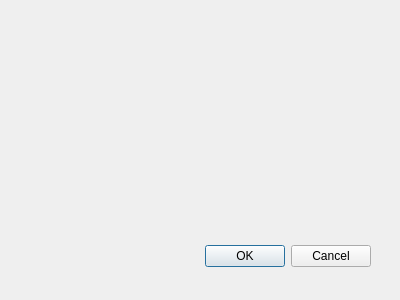
The window that src/gui/desktop/ui/faces_dialog.ui (Kicer86/photobroom) describes before a commit, drawn with Qt 5.
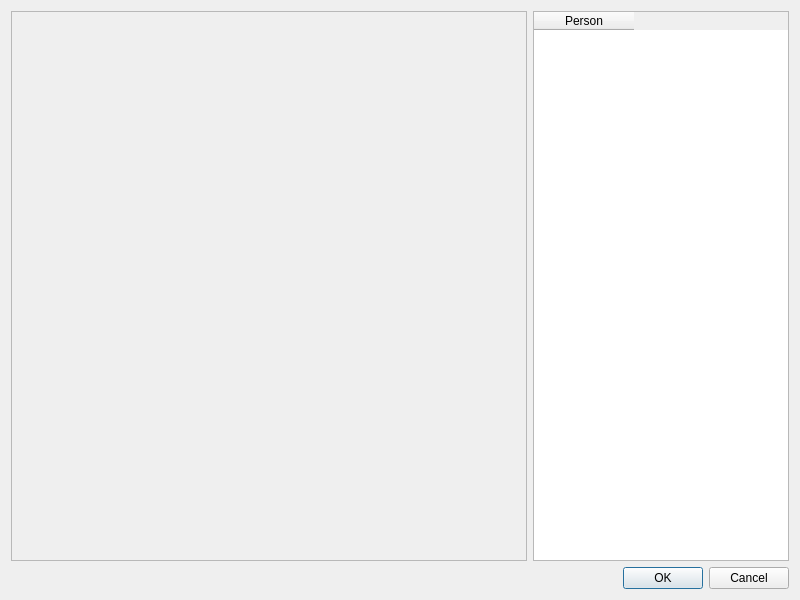
The same window after the commit.

Commit message: basic layout for "faces" dialog

The edit to the form file:
```diff
--- a/src/gui/desktop/ui/faces_dialog.ui
+++ b/src/gui/desktop/ui/faces_dialog.ui
@@ -8,29 +8,70 @@
    <rect>
     <x>0</x>
     <y>0</y>
-    <width>400</width>
-    <height>300</height>
+    <width>800</width>
+    <height>600</height>
    </rect>
   </property>
   <property name="windowTitle">
    <string>Dialog</string>
   </property>
-  <widget class="QDialogButtonBox" name="buttonBox">
-   <property name="geometry">
-    <rect>
-     <x>30</x>
-     <y>240</y>
-     <width>341</width>
-     <height>32</height>
-    </rect>
-   </property>
-   <property name="orientation">
-    <enum>Qt::Horizontal</enum>
-   </property>
-   <property name="standardButtons">
-    <set>QDialogButtonBox::Cancel|QDialogButtonBox::Ok</set>
-   </property>
-  </widget>
+  <layout class="QVBoxLayout" name="verticalLayout">
+   <item>
+    <layout class="QHBoxLayout" name="horizontalLayout" stretch="1,0">
+     <item>
+      <widget class="QScrollArea" name="scrollArea">
+       <property name="widgetResizable">
+        <bool>true</bool>
+       </property>
+       <widget class="QWidget" name="scrollAreaWidgetContents">
+        <property name="geometry">
+         <rect>
+          <x>0</x>
+          <y>0</y>
+          <width>520</width>
+          <height>540</height>
+         </rect>
+        </property>
+        <layout class="QVBoxLayout" name="verticalLayout_2">
+         <item>
+          <widget class="QLabel" name="imageView">
+           <property name="text">
+            <string/>
+           </property>
+          </widget>
+         </item>
+        </layout>
+       </widget>
+      </widget>
+     </item>
+     <item>
+      <widget class="QTableWidget" name="tableWidget">
+       <property name="columnCount">
+        <number>1</number>
+       </property>
+       <column>
+        <property name="text">
+         <string>Person</string>
+        </property>
+        <property name="textAlignment">
+         <set>AlignCenter</set>
+        </property>
+       </column>
+      </widget>
+     </item>
+    </layout>
+   </item>
+   <item>
+    <widget class="QDialogButtonBox" name="buttonBox">
+     <property name="orientation">
+      <enum>Qt::Horizontal</enum>
+     </property>
+     <property name="standardButtons">
+      <set>QDialogButtonBox::Cancel|QDialogButtonBox::Ok</set>
+     </property>
+    </widget>
+   </item>
+  </layout>
  </widget>
  <pixmapfunction/>
  <resources/>
```
Left out of the diff: 5 changed lines with no effect on the pictures. The commit also changes 1 other file.
